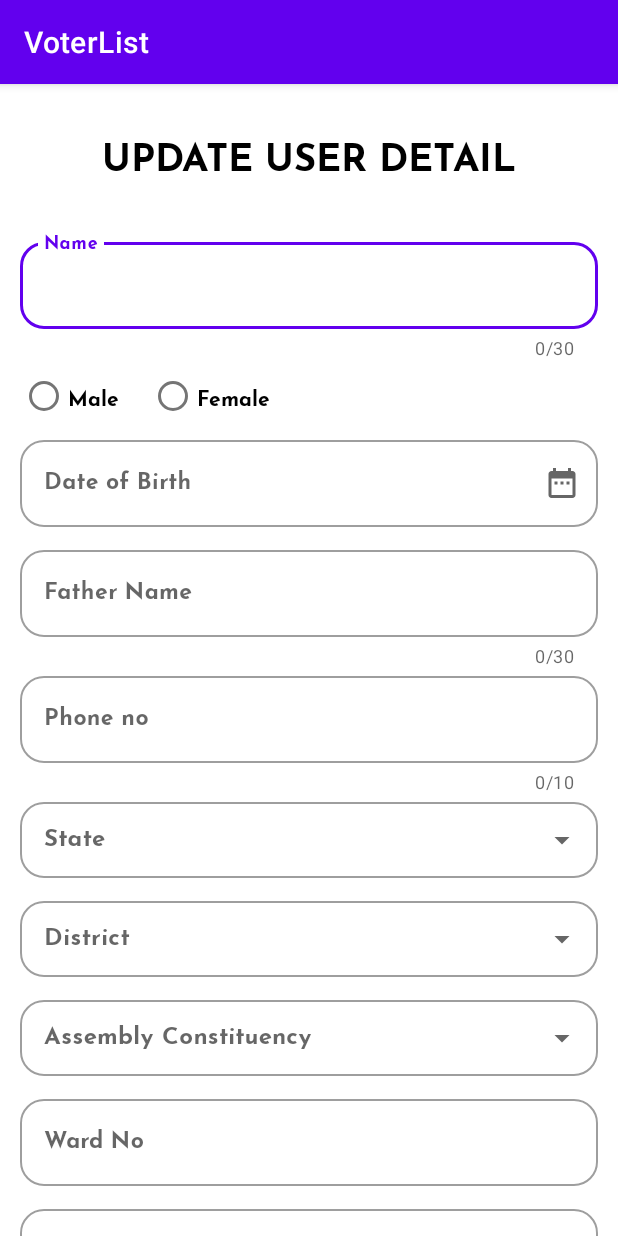
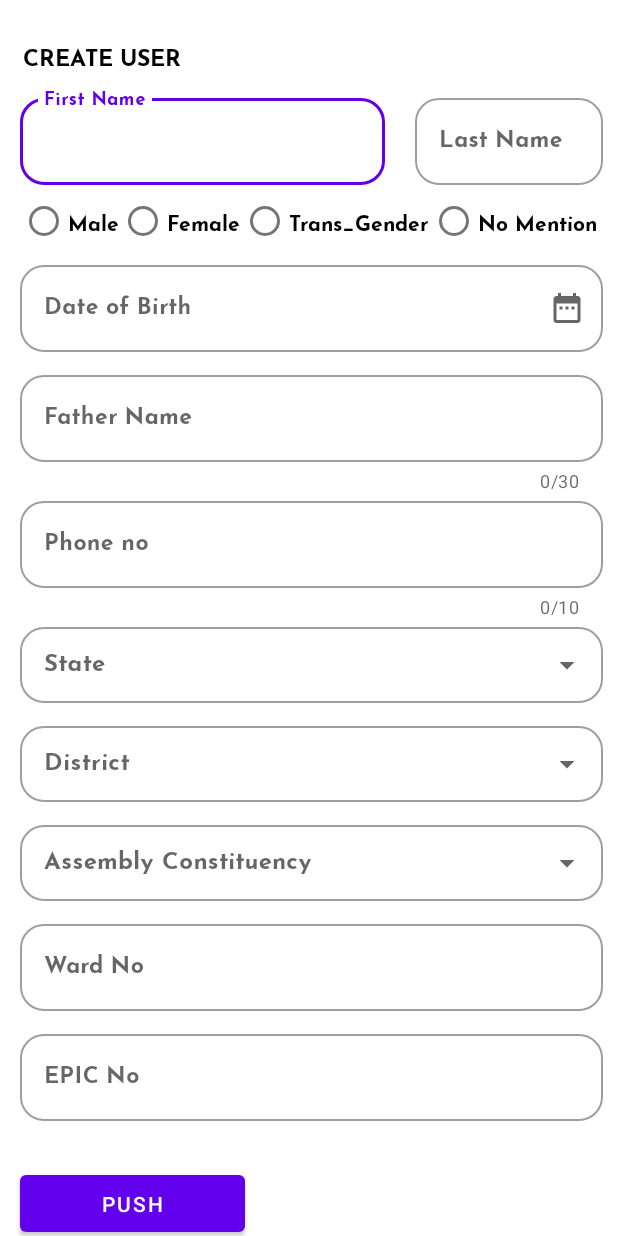
Before and after one commit to hariTH-0828/AdminController, an Android app: the screen it shows after launch (MainActivity), on a phone screen of 412 x 824 dp. Run offline under Robolectric (Android 15) with nearby library versions, the phone set to English and light mode, and no system bars; our stand-ins replace Firebase (no records; nobody signed in at launch, a user with empty details on screens opened directly).

```diff
--- a/app/src/main/AndroidManifest.xml
+++ b/app/src/main/AndroidManifest.xml
@@ -7,12 +7,12 @@
         android:allowBackup="true"
         android:dataExtractionRules="@xml/data_extraction_rules"
         android:fullBackupContent="@xml/backup_rules"
-        android:icon="@mipmap/ic_launcher"
+        android:icon="@drawable/vectorlogo"
         android:label="@string/app_name"
         android:supportsRtl="true"
         android:usesCleartextTraffic="true"
         android:networkSecurityConfig="@xml/network_security_config"
-        android:theme="@style/Theme.VoterList"
+        android:theme="@style/Theme_activityMain"
         tools:targetApi="31">
         <activity
             android:name=".MainActivity"
--- a/app/src/main/java/edu/mobile/voterlist/MainActivity.java
+++ b/app/src/main/java/edu/mobile/voterlist/MainActivity.java
@@ -58,12 +58,7 @@ public class MainActivity extends AppCompatActivity {
         autoCompleteAssemblyView = findViewById(R.id.editAssembly);
         datePicker = findViewById(R.id.textLayoutDate);
 
-        datePicker.setEndIconOnClickListener(new View.OnClickListener() {
-            @Override
-            public void onClick(View view) {
-                onDatePicker(view);
-            }
-        });
+        datePicker.setEndIconOnClickListener(this::onDatePicker);
 
         // Dropdown -> States
         reference = FirebaseDatabase.getInstance().getReference("states");
@@ -87,9 +82,7 @@ public class MainActivity extends AppCompatActivity {
         });
 
         // Dropdown -> District
-        autoCompleteDistrictView.setOnClickListener(new View.OnClickListener() {
-            @Override
-            public void onClick(View view) {
+        autoCompleteDistrictView.setOnClickListener(view -> {
             state = autoCompleteStateView.getText().toString();
             if(!state.isEmpty()) {
 
@@ -115,13 +108,10 @@ public class MainActivity extends AppCompatActivity {
             }else{
                 Toast.makeText(getApplicationContext(), "select state", Toast.LENGTH_SHORT).show();
             }
-            }
         });
 
         // Dropdown -> Assembly
-        autoCompleteAssemblyView.setOnClickListener(new View.OnClickListener() {
-            @Override
-            public void onClick(View view) {
+        autoCompleteAssemblyView.setOnClickListener(view -> {
             district = autoCompleteDistrictView.getText().toString();
             if(!district.isEmpty()){
 
@@ -147,7 +137,6 @@ public class MainActivity extends AppCompatActivity {
                     }
                 });
             }else Toast.makeText(getApplicationContext(), "Select District", Toast.LENGTH_SHORT).show();
-            }
         });
     }
 
@@ -173,16 +162,11 @@ public class MainActivity extends AppCompatActivity {
         FirebaseDatabase database = FirebaseDatabase.getInstance();
         DatabaseReference reference = database.getReference("Users");
 
-        if(!name.isEmpty() && !fatherName.isEmpty() && !phoneNo.isEmpty() && !state.isEmpty() && !district.isEmpty()
+        if(!name.isEmpty() && !dateOfBirth.isEmpty() && !fatherName.isEmpty() && !phoneNo.isEmpty() && !state.isEmpty() && !district.isEmpty()
             && !wardNo.isEmpty() && !epicNo.isEmpty() && !getGender.isEmpty()){
 
             Users user = new Users(name, dateOfBirth, fatherName, getGender, phoneNo, state, district, wardNo, epicNo);
-            reference.child(name).setValue(user).addOnCompleteListener(new OnCompleteListener<Void>() {
-                @Override
-                public void onComplete(@NonNull Task<Void> task) {
-                    Toast.makeText(getApplicationContext(), "Add user successfully", Toast.LENGTH_LONG).show();
-                }
-            });
+            reference.child(name).setValue(user).addOnCompleteListener(task -> Toast.makeText(getApplicationContext(), "Add user successfully", Toast.LENGTH_LONG).show());
 
             editName.setText("");
             editDob.setText("");
@@ -198,8 +182,6 @@ public class MainActivity extends AppCompatActivity {
     public void onDatePicker(View view) {
         materialDatePicker.show(getSupportFragmentManager(), "MATERIAL_DATE_PICKER");
 
-        materialDatePicker.addOnPositiveButtonClickListener((MaterialPickerOnPositiveButtonClickListener<? super Object>) selection -> {
-            editDob.setText(materialDatePicker.getHeaderText());
-        });
+        materialDatePicker.addOnPositiveButtonClickListener((MaterialPickerOnPositiveButtonClickListener<? super Object>) selection -> editDob.setText(materialDatePicker.getHeaderText()));
     }
 }
--- a/app/src/main/res/layout/activity_main.xml
+++ b/app/src/main/res/layout/activity_main.xml
@@ -6,34 +6,31 @@
     android:layout_height="match_parent"
     tools:context=".MainActivity">
 
-
     <TextView
         android:id="@+id/textView"
         android:layout_width="wrap_content"
         android:layout_height="wrap_content"
-        android:layout_margin="10dp"
+        android:layout_margin="8dp"
+        android:layout_marginStart="10dp"
         android:fontFamily="@font/josefin_bold"
         android:gravity="center"
         android:text="@string/label_head"
         android:textAllCaps="true"
-        android:textColor="@color/black"
-        android:textSize="25sp"
+        android:textSize="15sp"
         app:layout_constraintBottom_toBottomOf="parent"
         app:layout_constraintEnd_toEndOf="parent"
-        app:layout_constraintHorizontal_bias="0.496"
+        app:layout_constraintHorizontal_bias="0.023"
         app:layout_constraintStart_toStartOf="parent"
         app:layout_constraintTop_toTopOf="parent"
-        app:layout_constraintVertical_bias="0.023" />
+        app:layout_constraintVertical_bias="0.021" />
 
     <ScrollView
         android:layout_width="match_parent"
         android:layout_height="match_parent"
         android:layout_marginStart="3dp"
-        android:layout_marginTop="100dp"
-        android:layout_marginEnd="3dp"
-        app:layout_constraintHorizontal_bias="0.0"
+        android:layout_marginTop="60dp"
         app:layout_constraintStart_toStartOf="parent"
-        app:layout_constraintTop_toBottomOf="@+id/textView">
+        app:layout_constraintTop_toTopOf="parent">
 
         <LinearLayout
             android:layout_width="match_parent"
@@ -43,25 +40,32 @@
             app:layout_constraintStart_toStartOf="parent"
             app:layout_constraintTop_toBottomOf="@+id/textView">
 
+            <LinearLayout
+                android:layout_width="match_parent"
+                android:layout_height="wrap_content"
+                android:layout_weight="2"
+                android:orientation="horizontal"
+                android:baselineAligned="false">
+
                 <com.google.android.material.textfield.TextInputLayout
                     style="@style/Widget.MaterialComponents.TextInputLayout.OutlinedBox"
-                android:layout_width="match_parent"
+                    android:layout_width="wrap_content"
                     android:layout_height="wrap_content"
                     android:layout_marginStart="10dp"
                     android:layout_marginEnd="10dp"
+                    android:layout_weight="3"
                     app:boxBackgroundMode="outline"
                     app:boxCornerRadiusBottomEnd="16dp"
                     app:boxCornerRadiusBottomStart="16dp"
                     app:boxCornerRadiusTopEnd="16dp"
                     app:boxCornerRadiusTopStart="16dp"
-                app:counterEnabled="true"
-                app:counterMaxLength="30"
                     app:layout_constraintBottom_toBottomOf="parent"
                     app:layout_constraintEnd_toEndOf="parent"
                     app:layout_constraintHorizontal_bias="1.0"
                     app:layout_constraintStart_toStartOf="parent"
                     app:layout_constraintTop_toTopOf="parent"
-                app:layout_constraintVertical_bias="0.274">
+                    app:layout_constraintVertical_bias="0.274"
+                    tools:ignore="NestedWeights">
 
                     <com.google.android.material.textfield.TextInputEditText
                         android:id="@+id/editName"
@@ -71,8 +75,38 @@
                         android:hint="@string/label_name"
                         android:textColorHint="#757575"
                         android:textSize="15sp" />
+                </com.google.android.material.textfield.TextInputLayout>
 
+                <com.google.android.material.textfield.TextInputLayout
+                    style="@style/Widget.MaterialComponents.TextInputLayout.OutlinedBox"
+                    android:layout_width="0dp"
+                    android:layout_height="wrap_content"
+                    android:layout_marginStart="10dp"
+                    android:layout_marginEnd="10dp"
+                    android:layout_weight="2"
+                    app:boxBackgroundMode="outline"
+                    app:boxCornerRadiusBottomEnd="16dp"
+                    app:boxCornerRadiusBottomStart="16dp"
+                    app:boxCornerRadiusTopEnd="16dp"
+                    app:boxCornerRadiusTopStart="16dp"
+                    app:layout_constraintBottom_toBottomOf="parent"
+                    app:layout_constraintEnd_toEndOf="parent"
+                    app:layout_constraintHorizontal_bias="1.0"
+                    app:layout_constraintStart_toStartOf="parent"
+                    app:layout_constraintTop_toTopOf="parent"
+                    app:layout_constraintVertical_bias="0.274">
+
+                    <com.google.android.material.textfield.TextInputEditText
+                        android:layout_width="match_parent"
+                        android:layout_height="wrap_content"
+                        android:fontFamily="@font/josefin_bold"
+                        android:hint="@string/label_lastName"
+                        android:textColorHint="#757575"
+                        android:textSize="15sp" />
                 </com.google.android.material.textfield.TextInputLayout>
+
+
+            </LinearLayout>
 
             <LinearLayout
                 android:layout_width="wrap_content"
@@ -91,7 +125,6 @@
                         android:id="@+id/radio_male"
                         android:layout_width="wrap_content"
                         android:layout_height="wrap_content"
-                        android:layout_marginEnd="20dp"
                         android:fontFamily="@font/josefin_bold"
                         android:onClick="onRadioButtonClicked"
                         android:text="@string/radio_male" />
@@ -100,10 +133,25 @@
                         android:id="@+id/radio_female"
                         android:layout_width="wrap_content"
                         android:layout_height="wrap_content"
-                        android:layout_marginEnd="20dp"
                         android:fontFamily="@font/josefin_bold"
                         android:onClick="onRadioButtonClicked"
                         android:text="@string/radio_female" />
+
+                    <RadioButton
+                        android:id="@+id/radio_trans_gender"
+                        android:layout_width="wrap_content"
+                        android:layout_height="wrap_content"
+                        android:fontFamily="@font/josefin_bold"
+                        android:onClick="onRadioButtonClicked"
+                        android:text="@string/radio_trans_gender" />
+
+                    <RadioButton
+                        android:id="@+id/radio_nomention"
+                        android:layout_width="wrap_content"
+                        android:layout_height="wrap_content"
+                        android:fontFamily="@font/josefin_bold"
+                        android:onClick="onRadioButtonClicked"
+                        android:text="@string/radio_nomention" />
                 </RadioGroup>
             </LinearLayout>
 
@@ -139,9 +187,9 @@
                     android:fontFamily="@font/josefin_bold"
                     android:hint="@string/label_dob"
                     android:inputType="none"
+                    android:onClick="onDatePicker"
                     android:textColorHint="#757575"
-                    android:textSize="15sp"
-                    android:onClick="onDatePicker"/>
+                    android:textSize="15sp" />
             </com.google.android.material.textfield.TextInputLayout>
 
             <com.google.android.material.textfield.TextInputLayout
@@ -211,6 +259,7 @@
 
             <!-- TODO setDropDown -->
             <com.google.android.material.textfield.TextInputLayout
+                style="@style/Widget.MaterialComponents.TextInputLayout.OutlinedBox.Dense.ExposedDropdownMenu"
                 android:layout_width="match_parent"
                 android:layout_height="wrap_content"
                 android:layout_marginStart="10dp"
@@ -221,26 +270,24 @@
                 app:boxCornerRadiusBottomStart="16dp"
                 app:boxCornerRadiusTopEnd="16dp"
                 app:boxCornerRadiusTopStart="16dp"
-                style="@style/Widget.MaterialComponents.TextInputLayout.OutlinedBox.Dense.ExposedDropdownMenu"
                 app:layout_constraintBottom_toBottomOf="parent"
                 app:layout_constraintEnd_toEndOf="parent"
                 app:layout_constraintHorizontal_bias="1.0"
                 app:layout_constraintStart_toStartOf="parent"
                 app:layout_constraintTop_toTopOf="parent"
-                app:layout_constraintVertical_bias="0.274"
-                >
+                app:layout_constraintVertical_bias="0.274">
 
                 <AutoCompleteTextView
                     android:id="@+id/editState"
                     android:layout_width="match_parent"
                     android:layout_height="wrap_content"
+                    android:fontFamily="@font/josefin_bold"
                     android:hint="@string/label_state"
-                    android:fontFamily="@font/josefin_bold"
-                    android:inputType="none"
-                    />
+                    android:inputType="none" />
             </com.google.android.material.textfield.TextInputLayout>
 
             <com.google.android.material.textfield.TextInputLayout
+                style="@style/Widget.MaterialComponents.TextInputLayout.OutlinedBox.Dense.ExposedDropdownMenu"
                 android:layout_width="match_parent"
                 android:layout_height="wrap_content"
                 android:layout_marginStart="10dp"
@@ -251,7 +298,6 @@
                 app:boxCornerRadiusBottomStart="16dp"
                 app:boxCornerRadiusTopEnd="16dp"
                 app:boxCornerRadiusTopStart="16dp"
-                style="@style/Widget.MaterialComponents.TextInputLayout.OutlinedBox.Dense.ExposedDropdownMenu"
                 app:layout_constraintBottom_toBottomOf="parent"
                 app:layout_constraintEnd_toEndOf="parent"
                 app:layout_constraintHorizontal_bias="1.0"
@@ -263,13 +309,13 @@
                     android:id="@+id/editDistrict"
                     android:layout_width="match_parent"
                     android:layout_height="wrap_content"
-                    android:hint="@string/label_district"
                     android:fontFamily="@font/josefin_bold"
-                    />
+                    android:hint="@string/label_district" />
             </com.google.android.material.textfield.TextInputLayout>
 
             <!--Dropdown -> Assembly Constitution-->
             <com.google.android.material.textfield.TextInputLayout
+                style="@style/Widget.MaterialComponents.TextInputLayout.OutlinedBox.Dense.ExposedDropdownMenu"
                 android:layout_width="match_parent"
                 android:layout_height="wrap_content"
                 android:layout_marginStart="10dp"
@@ -280,7 +326,6 @@
                 app:boxCornerRadiusBottomStart="16dp"
                 app:boxCornerRadiusTopEnd="16dp"
                 app:boxCornerRadiusTopStart="16dp"
-                style="@style/Widget.MaterialComponents.TextInputLayout.OutlinedBox.Dense.ExposedDropdownMenu"
                 app:layout_constraintBottom_toBottomOf="parent"
                 app:layout_constraintEnd_toEndOf="parent"
                 app:layout_constraintHorizontal_bias="1.0"
@@ -292,9 +337,8 @@
                     android:id="@+id/editAssembly"
                     android:layout_width="match_parent"
                     android:layout_height="wrap_content"
-                    android:hint="@string/label_assembly"
                     android:fontFamily="@font/josefin_bold"
-                    />
+                    android:hint="@string/label_assembly" />
             </com.google.android.material.textfield.TextInputLayout>
 
             <!--Ward number-->
--- a/app/src/main/res/layout/dropdown_list.xml
+++ b/app/src/main/res/layout/dropdown_list.xml
@@ -2,8 +2,9 @@
 <TextView xmlns:android="http://schemas.android.com/apk/res/android"
     android:layout_width="match_parent"
     android:layout_height="match_parent"
-    android:padding="16dp"
+    android:background="@color/white"
+    android:padding="10dp"
     android:maxLines="1"
     android:ellipsize="end"
-    android:textAppearance="@style/TextAppearance.MaterialComponents.Subtitle1">
+    android:textAppearance="@style/TextAppearance.MaterialComponents.Subtitle2">
 </TextView>
--- a/app/src/main/res/values-night/themes.xml
+++ b/app/src/main/res/values-night/themes.xml
@@ -1,4 +1,4 @@
-<resources xmlns:tools="http://schemas.android.com/tools">
+<resources>
     <!-- Base application theme. -->
     <style name="Theme.VoterList" parent="Theme.MaterialComponents.DayNight.DarkActionBar">
         <!-- Primary brand color. -->
@@ -14,8 +14,7 @@
         <item name="android:textColor">@color/white</item>
     </style>
 
-    <style name="Theme_DatePicker" parent="ThemeOverlay.AppCompat.Dark">
+    <style name="Theme_activityMain" parent="Theme.MaterialComponents.NoActionBar">
         <item name="android:textColor">@color/white</item>
-        <item name="android:background">@color/black</item>
     </style>
 </resources>
--- a/app/src/main/res/values/strings.xml
+++ b/app/src/main/res/values/strings.xml
@@ -1,8 +1,9 @@
 <resources>
-    <string name="app_name">VoterList</string>
-    <string name="label_name">Name</string>
+    <string name="app_name">Admin vote</string>
+    <string name="label_name">First Name</string>
+    <string name="label_lastName">Last Name</string>
     <string name="label_dob">Date of Birth</string>
-    <string name="label_head">update user detail</string>
+    <string name="label_head">Create user</string>
     <string name="label_voter">Voter ID</string>
     <string name="label_phone">Phone no</string>
     <string name="label_fatherName">Father Name</string>
@@ -16,4 +17,6 @@
 
     <string name="radio_male">Male</string>
     <string name="radio_female">Female</string>
+    <string name="radio_trans_gender">Trans_Gender</string>
+    <string name="radio_nomention">No Mention</string>
 </resources>
--- a/app/src/main/res/values/themes.xml
+++ b/app/src/main/res/values/themes.xml
@@ -14,14 +14,7 @@
         <item name="android:textColor">@color/black</item>
     </style>
 
-    <style name="Theme_DatePicker" parent="Theme.MaterialComponents.DayNight">
-        <item name="colorPrimary">@color/purple_500</item>
-        <item name="colorPrimaryVariant">@color/purple_700</item>
-        <item name="colorOnPrimary">@color/white</item>
-        <item name="colorSecondary">@color/teal_200</item>
-        <item name="colorSecondaryVariant">@color/teal_700</item>
-        <item name="colorOnSecondary">@color/black</item>
+    <style name="Theme_activityMain" parent="Theme.MaterialComponents.Light.NoActionBar">
         <item name="android:textColor">@color/black</item>
-        <item name="android:background">@color/white</item>
     </style>
 </resources>
```
Also changed, not shown: app/src/main/ic_logo-playstore.png (added), app/src/main/res/drawable/vectorlogo.png (added). Lines whose indentation alone changed are shown as unchanged.
